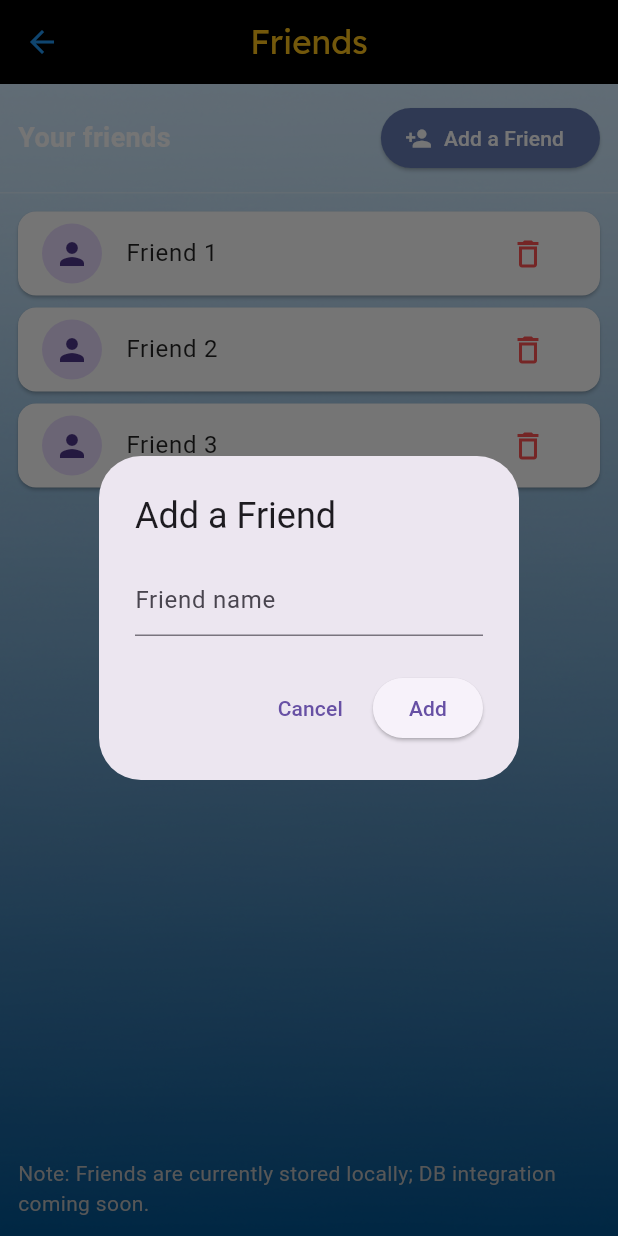
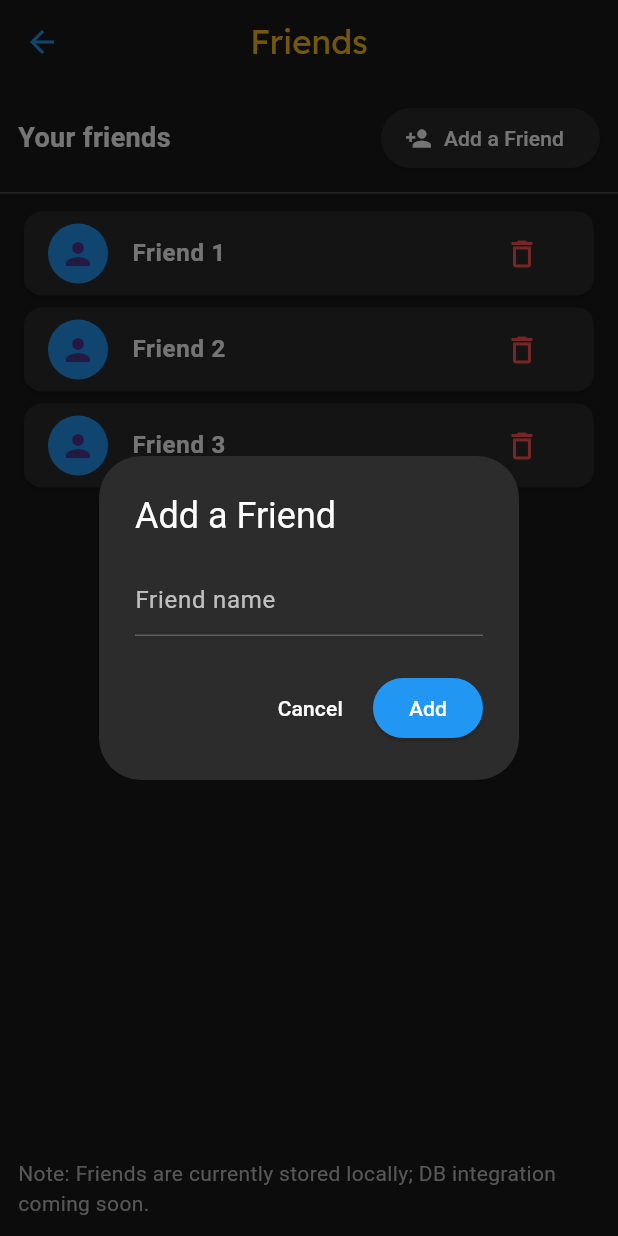
Before and after one commit to NumaanQureshi/Journey, a Flutter app: the Friend screen opened directly, after a tap on "Add a Friend", on a phone screen of 412 x 824 dp. Run offline on Flutter 3.47's test engine with Material 3 defaults, Android fonts, the phone set to English and light mode, and no system bars; our stand-ins replace flutter_secure_storage, flutter_svg, google_fonts, image_picker; accounts and stored records are empty.

Commit message:
style: matched theme of other screens

```diff
--- a/lib/screens/friend_screen.dart
+++ b/lib/screens/friend_screen.dart
@@ -15,9 +15,9 @@ class _FriendState extends State<Friend> {
   void _addFriend(String name) {
     if (name.isEmpty) return;
     setState(() => _friends.add(name));
-    ScaffoldMessenger.of(context).showSnackBar(
-      SnackBar(content: Text('Added friend: $name')),
-    );
+    ScaffoldMessenger.of(
+      context,
+    ).showSnackBar(SnackBar(content: Text('Added friend: $name')));
   }
 
   Future<void> _showAddDialog() async {
@@ -25,14 +25,35 @@ class _FriendState extends State<Friend> {
     final result = await showDialog<bool>(
       context: context,
       builder: (context) => AlertDialog(
-        title: const Text('Add a Friend'),
+        backgroundColor: const Color(0xFF2C2C2C),
+        title: const Text('Add a Friend', style: TextStyle(color: Colors.white)),
         content: TextField(
           controller: controller,
-          decoration: const InputDecoration(hintText: 'Friend name'),
+          style: const TextStyle(color: Colors.white),
+          decoration: const InputDecoration(
+            hintText: 'Friend name',
+            hintStyle: TextStyle(color: Colors.white70),
+            enabledBorder: UnderlineInputBorder(
+              borderSide: BorderSide(color: Colors.white24),
+            ),
+            focusedBorder: UnderlineInputBorder(
+              borderSide: BorderSide(color: Colors.blue),
+            ),
+          ),
         ),
         actions: [
-          TextButton(onPressed: () => Navigator.pop(context, false), child: const Text('Cancel')),
-          ElevatedButton(onPressed: () => Navigator.pop(context, true), child: const Text('Add')),
+          TextButton(
+            onPressed: () => Navigator.pop(context, false),
+            child: const Text('Cancel', style: TextStyle(color: Colors.white)),
+          ),
+          ElevatedButton(
+            onPressed: () => Navigator.pop(context, true),
+            style: ElevatedButton.styleFrom(
+              backgroundColor: Colors.blue,
+              foregroundColor: Colors.white,
+            ),
+            child: const Text('Add'),
+          ),
         ],
       ),
     );
@@ -49,66 +70,75 @@ class _FriendState extends State<Friend> {
         iconTheme: const IconThemeData(color: Colors.blue),
         title: Text(
           'Friends',
-          style: GoogleFonts.lexend(
-            color: const Color(0xFFFBBF18),
-          ),
+          style: GoogleFonts.lexend(color: const Color(0xFFFBBF18)),
         ),
         centerTitle: true,
-        backgroundColor: Colors.black,
+        backgroundColor: const Color(0xFF1A1A1A),
       ),
-      body: Stack(
-        children: [
-          SizedBox.expand(
-            child: Image.asset(
-              'assets/images/profile_bg.png',
-              fit: BoxFit.cover,
-            ),
-          ),
-          Column(
+      backgroundColor: const Color(0xFF1A1A1A),
+      body: Column(
             children: [
               Padding(
                 padding: const EdgeInsets.all(12.0),
                 child: Row(
                   mainAxisAlignment: MainAxisAlignment.spaceBetween,
                   children: [
-                    const Text('Your friends',
-                        style: TextStyle(fontSize: 18, fontWeight: FontWeight.w600, color: Colors.white)),
+                     const Text(
+                      'Your friends',
+                      style: TextStyle(
+                        fontSize: 18,
+                        fontWeight: FontWeight.w600,
+                        color: Colors.white,
+                      ),
+                    ),
                     ElevatedButton.icon(
                       onPressed: _showAddDialog,
                       icon: const Icon(Icons.person_add),
                       label: const Text('Add a Friend'),
                       style: ElevatedButton.styleFrom(
-                          backgroundColor: const Color(0xFF667DB5),
-                          foregroundColor: Colors.white),
+                        backgroundColor: const Color(0xFF2C2C2C),
+                        foregroundColor: Colors.white,
+                      ),
                     ),
                   ],
                 ),
               ),
-              const Divider(height: 1, color: Colors.white30),
+              const Divider(height: 1, color: Colors.white24),
               Expanded(
                 child: _friends.isEmpty
                     ? const Center(
-                        child:
-                            Text('No friends yet', style: TextStyle(color: Colors.white)))
+                        child: Text(
+                          'No friends yet',
+                          style: TextStyle(color: Colors.white),
+                        ),
+                      )
                     : ListView.builder(
                         padding: const EdgeInsets.all(8.0),
                         itemCount: _friends.length,
                         itemBuilder: (context, index) {
                           final name = _friends[index];
                           return Card(
-                            color: Colors.white,
+                            color: const Color(0xFF2C2C2C),
+                            margin: const EdgeInsets.symmetric(horizontal: 8, vertical: 4),
                             child: ListTile(
-                              leading:
-                                  const CircleAvatar(child: Icon(Icons.person)),
-                              title: Text(name,
-                                  style: const TextStyle(color: Colors.black87)),
+                              leading: const CircleAvatar(
+                                backgroundColor: Colors.blue,
+                                child: Icon(Icons.person),
+                              ),
+                              title: Text(
+                                name,
+                                style: const TextStyle(color: Colors.white, fontWeight: FontWeight.w600),
+                              ),
                               trailing: IconButton(
-                                icon: const Icon(Icons.delete_outline,
-                                    color: Colors.redAccent),
+                                icon: const Icon(
+                                  Icons.delete_outline,
+                                  color: Colors.redAccent,
+                                ),
                                 onPressed: () {
                                   setState(() => _friends.removeAt(index));
                                   ScaffoldMessenger.of(context).showSnackBar(
-                                      SnackBar(content: Text('Removed $name')));
+                                    SnackBar(content: Text('Removed $name')),
+                                  );
                                 },
                               ),
                             ),
@@ -118,12 +148,13 @@ class _FriendState extends State<Friend> {
               ),
               Padding(
                 padding: const EdgeInsets.all(12.0),
-                child: Text('Note: Friends are currently stored locally; DB integration coming soon.', style: TextStyle(color: Colors.grey[400])),
+                child: Text(
+                  'Note: Friends are currently stored locally; DB integration coming soon.',
+                  style: TextStyle(color: Colors.grey[400]),
+                ),
               ),
             ],
           ),
-        ],
-      ),
     );
   }
 }
```
